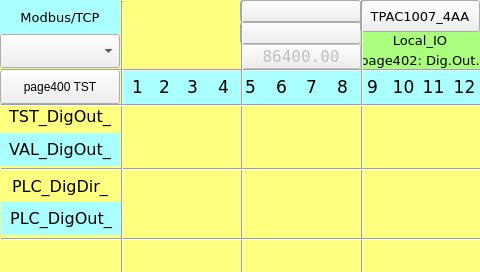
Old version of the form TPAC1007_04_AA/Local_IO_HMI/page402.ui in the repository MECTsrl/mect_apps.
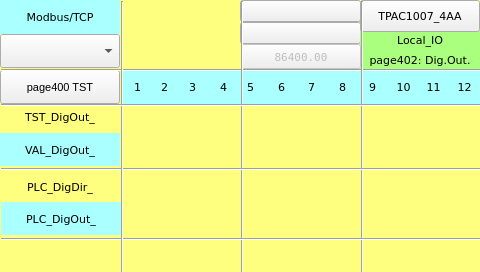
New version of the form. Custom widgets are drawn as their Qt base class.

```diff
--- a/TPAC1007_04_AA/Local_IO_HMI/page402.ui
+++ b/TPAC1007_04_AA/Local_IO_HMI/page402.ui
@@ -79,7 +79,7 @@
    <property name="font">
     <font>
      <family>DejaVu Sans</family>
-     <pointsize>10</pointsize>
+     <pointsize>8</pointsize>
     </font>
    </property>
    <property name="styleSheet">
@@ -104,7 +104,7 @@
    <property name="font">
     <font>
      <family>DejaVu Sans</family>
-     <pointsize>13</pointsize>
+     <pointsize>8</pointsize>
     </font>
    </property>
    <property name="styleSheet">
@@ -225,7 +225,7 @@
    <property name="font">
     <font>
      <family>DejaVu Sans</family>
-     <pointsize>13</pointsize>
+     <pointsize>8</pointsize>
     </font>
    </property>
    <property name="styleSheet">
@@ -359,7 +359,7 @@
    <property name="font">
     <font>
      <family>DejaVu Sans</family>
-     <pointsize>12</pointsize>
+     <pointsize>8</pointsize>
     </font>
    </property>
    <property name="styleSheet">
@@ -384,7 +384,7 @@
    <property name="font">
     <font>
      <family>DejaVu Sans</family>
-     <pointsize>13</pointsize>
+     <pointsize>8</pointsize>
     </font>
    </property>
    <property name="styleSheet">
@@ -409,7 +409,7 @@
    <property name="font">
     <font>
      <family>DejaVu Sans</family>
-     <pointsize>10</pointsize>
+     <pointsize>8</pointsize>
     </font>
    </property>
    <property name="styleSheet">
@@ -434,7 +434,7 @@
    <property name="font">
     <font>
      <family>DejaVu Sans</family>
-     <pointsize>13</pointsize>
+     <pointsize>8</pointsize>
     </font>
    </property>
    <property name="styleSheet">
@@ -456,6 +456,11 @@
      <height>272</height>
     </rect>
    </property>
+   <property name="font">
+    <font>
+     <pointsize>8</pointsize>
+    </font>
+   </property>
    <property name="orientation">
     <enum>Qt::Vertical</enum>
    </property>
@@ -472,7 +477,7 @@
    <property name="font">
     <font>
      <family>DejaVu Sans</family>
-     <pointsize>13</pointsize>
+     <pointsize>8</pointsize>
     </font>
    </property>
    <property name="styleSheet">
@@ -497,7 +502,7 @@
    <property name="font">
     <font>
      <family>DejaVu Sans</family>
-     <pointsize>13</pointsize>
+     <pointsize>8</pointsize>
     </font>
    </property>
    <property name="styleSheet">
@@ -522,7 +527,7 @@
    <property name="font">
     <font>
      <family>DejaVu Sans</family>
-     <pointsize>13</pointsize>
+     <pointsize>8</pointsize>
     </font>
    </property>
    <property name="styleSheet">
@@ -655,7 +660,7 @@
    <property name="font">
     <font>
      <family>DejaVu Sans</family>
-     <pointsize>13</pointsize>
+     <pointsize>8</pointsize>
     </font>
    </property>
    <property name="styleSheet">
@@ -716,7 +721,7 @@
    <property name="font">
     <font>
      <family>DejaVu Sans</family>
-     <pointsize>13</pointsize>
+     <pointsize>8</pointsize>
     </font>
    </property>
    <property name="styleSheet">
@@ -849,7 +854,7 @@
    <property name="font">
     <font>
      <family>DejaVu Sans</family>
-     <pointsize>13</pointsize>
+     <pointsize>8</pointsize>
     </font>
    </property>
    <property name="styleSheet">
@@ -874,7 +879,7 @@
    <property name="font">
     <font>
      <family>DejaVu Sans</family>
-     <pointsize>13</pointsize>
+     <pointsize>8</pointsize>
     </font>
    </property>
    <property name="styleSheet">
@@ -948,7 +953,7 @@
    <property name="font">
     <font>
      <family>DejaVu Sans</family>
-     <pointsize>10</pointsize>
+     <pointsize>8</pointsize>
      <weight>50</weight>
      <bold>false</bold>
     </font>
@@ -1150,7 +1155,7 @@
    <property name="font">
     <font>
      <family>DejaVu Sans</family>
-     <pointsize>13</pointsize>
+     <pointsize>8</pointsize>
     </font>
    </property>
    <property name="styleSheet">
@@ -1175,7 +1180,7 @@
    <property name="font">
     <font>
      <family>DejaVu Sans</family>
-     <pointsize>12</pointsize>
+     <pointsize>8</pointsize>
     </font>
    </property>
    <property name="styleSheet">
@@ -1249,7 +1254,7 @@
    <property name="font">
     <font>
      <family>DejaVu Sans</family>
-     <pointsize>12</pointsize>
+     <pointsize>8</pointsize>
     </font>
    </property>
    <property name="styleSheet">
@@ -1742,7 +1747,7 @@
    <property name="font">
     <font>
      <family>DejaVu Sans</family>
-     <pointsize>12</pointsize>
+     <pointsize>8</pointsize>
     </font>
    </property>
    <property name="styleSheet">
@@ -1872,6 +1877,11 @@
      <height>34</height>
     </rect>
    </property>
+   <property name="font">
+    <font>
+     <pointsize>8</pointsize>
+    </font>
+   </property>
    <property name="toolTip">
     <string/>
    </property>
@@ -1928,7 +1938,7 @@
    <property name="font">
     <font>
      <family>DejaVu Sans Mono</family>
-     <pointsize>12</pointsize>
+     <pointsize>8</pointsize>
     </font>
    </property>
    <property name="text">
@@ -2044,7 +2054,7 @@
    <property name="font">
     <font>
      <family>DejaVu Sans</family>
-     <pointsize>10</pointsize>
+     <pointsize>8</pointsize>
     </font>
    </property>
    <property name="styleSheet">
```
Left out of the diff: 34 changed lines with no effect on the pictures.
